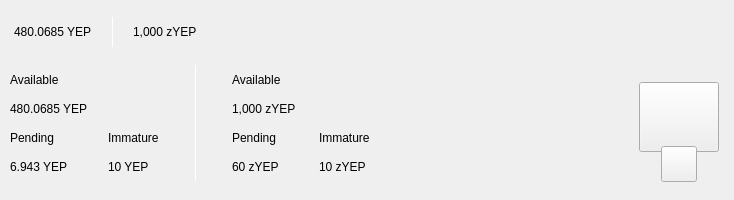
Above: src/qt/yep/forms/topbar.ui from YEPCOIN/YEPCOIN before the change. Below: the same form after it.
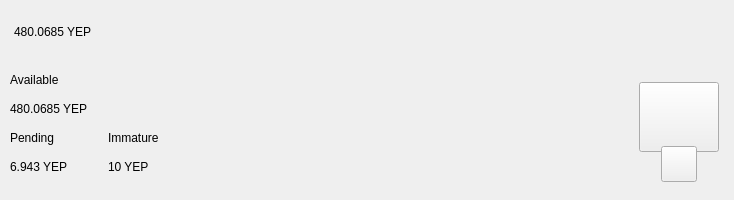
That is the form after the change. Custom widgets are drawn as their Qt base class.

Patch:
```diff
--- a/src/qt/yep/forms/topbar.ui
+++ b/src/qt/yep/forms/topbar.ui
@@ -119,76 +119,7 @@
                <string notr="true">padding:0px;margin:0px;</string>
               </property>
               <property name="text">
-               <string>480.0685 YEP</string>
-              </property>
-             </widget>
-            </item>
-            <item>
-             <spacer name="horizontalSpacer_11">
-              <property name="orientation">
-               <enum>Qt::Horizontal</enum>
-              </property>
-              <property name="sizeType">
-               <enum>QSizePolicy::Fixed</enum>
-              </property>
-              <property name="sizeHint" stdset="0">
-               <size>
-                <width>20</width>
-                <height>20</height>
-               </size>
-              </property>
-             </spacer>
-            </item>
-            <item alignment="Qt::AlignVCenter">
-             <widget class="QLabel" name="label_16">
-              <property name="minimumSize">
-               <size>
-                <width>1</width>
-                <height>30</height>
-               </size>
-              </property>
-              <property name="maximumSize">
-               <size>
-                <width>1</width>
-                <height>30</height>
-               </size>
-              </property>
-              <property name="styleSheet">
-               <string notr="true">background-color:white;
-padding:0px;
-border:none;</string>
-              </property>
-              <property name="text">
-               <string/>
-              </property>
-             </widget>
-            </item>
-            <item>
-             <spacer name="horizontalSpacer_12">
-              <property name="orientation">
-               <enum>Qt::Horizontal</enum>
-              </property>
-              <property name="sizeType">
-               <enum>QSizePolicy::Fixed</enum>
-              </property>
-              <property name="sizeHint" stdset="0">
-               <size>
-                <width>20</width>
-                <height>20</height>
-               </size>
-              </property>
-             </spacer>
-            </item>
-            <item alignment="Qt::AlignTop">
-             <widget class="QLabel" name="labelAmountTopzYEP">
-              <property name="minimumSize">
-               <size>
-                <width>0</width>
-                <height>36</height>
-               </size>
-              </property>
-              <property name="text">
-               <string>1,000 zYEP</string>
+               <string notr="true">480.0685 YEP</string>
               </property>
              </widget>
             </item>
@@ -455,118 +386,7 @@
                  <item>
                   <widget class="QLabel" name="labelImmatureYEP">
                    <property name="text">
-                    <string>10 YEP</string>
-                   </property>
-                  </widget>
-                 </item>
-                </layout>
-               </item>
-              </layout>
-             </item>
-            </layout>
-           </item>
-           <item>
-            <widget class="QLabel" name="label_9">
-             <property name="minimumSize">
-              <size>
-               <width>1</width>
-               <height>100</height>
-              </size>
-             </property>
-             <property name="maximumSize">
-              <size>
-               <width>1</width>
-               <height>16777215</height>
-              </size>
-             </property>
-             <property name="styleSheet">
-              <string notr="true">background-color:white;
-padding:0px;
-border:none;</string>
-             </property>
-             <property name="text">
-              <string/>
-             </property>
-            </widget>
-           </item>
-           <item>
-            <layout class="QVBoxLayout" name="verticalLayout_8">
-             <property name="spacing">
-              <number>0</number>
-             </property>
-             <property name="leftMargin">
-              <number>30</number>
-             </property>
-             <item>
-              <layout class="QVBoxLayout" name="verticalLayout">
-               <item>
-                <widget class="QLabel" name="labelTitle2">
-                 <property name="text">
-                  <string>Available</string>
-                 </property>
-                </widget>
-               </item>
-               <item>
-                <widget class="QLabel" name="labelAmountzYEP">
-                 <property name="text">
-                  <string>1,000 zYEP</string>
-                 </property>
-                </widget>
-               </item>
-              </layout>
-             </item>
-             <item>
-              <layout class="QHBoxLayout" name="horizontalLayout">
-               <property name="spacing">
-                <number>0</number>
-               </property>
-               <item>
-                <layout class="QVBoxLayout" name="verticalLayout_5">
-                 <item>
-                  <widget class="QLabel" name="labelTitle5">
-                   <property name="text">
-                    <string>Pending</string>
-                   </property>
-                  </widget>
-                 </item>
-                 <item>
-                  <widget class="QLabel" name="labelPendingzYEP">
-                   <property name="text">
-                    <string>60 zYEP</string>
-                   </property>
-                  </widget>
-                 </item>
-                </layout>
-               </item>
-               <item>
-                <spacer name="horizontalSpacer_4">
-                 <property name="orientation">
-                  <enum>Qt::Horizontal</enum>
-                 </property>
-                 <property name="sizeType">
-                  <enum>QSizePolicy::Fixed</enum>
-                 </property>
-                 <property name="sizeHint" stdset="0">
-                  <size>
-                   <width>40</width>
-                   <height>20</height>
-                  </size>
-                 </property>
-                </spacer>
-               </item>
-               <item>
-                <layout class="QVBoxLayout" name="verticalLayout_6">
-                 <item>
-                  <widget class="QLabel" name="labelTitle6">
-                   <property name="text">
-                    <string>Immature</string>
-                   </property>
-                  </widget>
-                 </item>
-                 <item>
-                  <widget class="QLabel" name="labelImmaturezYEP">
-                   <property name="text">
-                    <string>10 zYEP</string>
+                    <string notr="true">10 YEP</string>
                    </property>
                   </widget>
                  </item>
```
Left out of the diff: 26 changed lines with no effect on the pictures.
